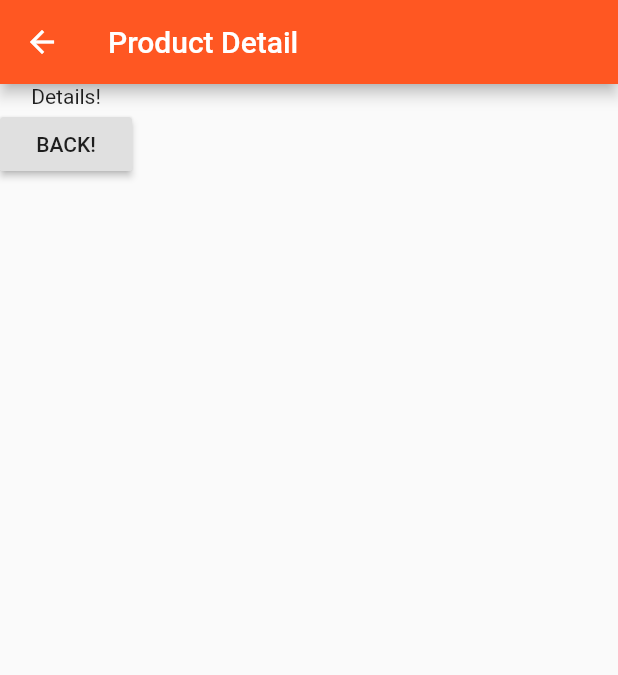
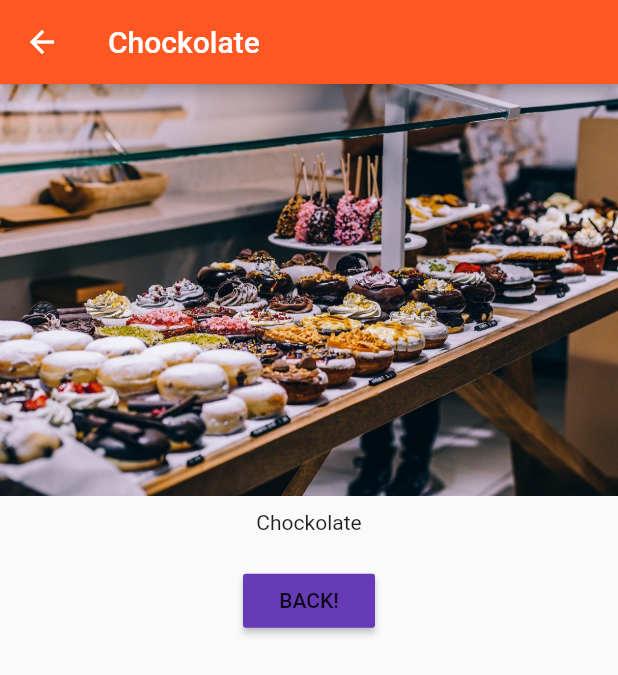
Before and after one commit to vitcool/flutter_course, a Flutter app: the screen it shows after launch, after a tap on "Add product", after a tap on "Details", on a phone screen of 412 x 824 dp. Shown: the top 675 px of the screen. Run offline on Flutter 3.47's test engine with Material 2 defaults, Android fonts, the phone set to English and light mode, and no system bars.

Commit message:
FC-9: new map is added

```diff
--- a/lib/pages/product.dart
+++ b/lib/pages/product.dart
@@ -1,19 +1,31 @@
 import 'package:flutter/material.dart';
 
 class ProductPage extends StatelessWidget {
+  final String title;
+  final String imageUrl;
+
+  ProductPage(this.title, this.imageUrl);
+
   @override
   Widget build(BuildContext context) {
     return Scaffold(
       appBar: AppBar(
-        title: Text('Product Detail'),
+        title: Text(title),
       ),
-      body: Column(
+      body: Center(
+          child: (Column(
+        crossAxisAlignment: CrossAxisAlignment.center,
         children: <Widget>[
-          Text('Details!'),
-          RaisedButton(
-              child: Text('BACK!'), onPressed: () => Navigator.pop(context))
+          Image.asset(imageUrl),
+          Container(padding: EdgeInsets.all(10), child: Text(title)),
+          Container(
+              padding: EdgeInsets.all(10),
+              child: RaisedButton(
+                  color: Theme.of(context).accentColor,
+                  child: Text('BACK!'),
+                  onPressed: () => Navigator.pop(context)))
         ],
-      ),
+      ))),
     );
   }
 }
--- a/lib/product_control.dart
+++ b/lib/product_control.dart
@@ -9,7 +9,7 @@ class ProductControl extends StatelessWidget {
     return RaisedButton(
         color: Theme.of(context).primaryColor,
         onPressed: () {
-          addProduct('Sweets');
+          addProduct({'title': 'Chockolate', 'image': 'assets/food.jpeg'});
         },
         child: Text('Add product'));
   }
--- a/lib/product_manager.dart
+++ b/lib/product_manager.dart
@@ -4,7 +4,7 @@ import './products.dart';
 import './product_control.dart';
 
 class ProductManager extends StatefulWidget {
-  final String startingProduct;
+  final Map<String, String> startingProduct;
 
   ProductManager({this.startingProduct});
 
@@ -15,9 +15,9 @@ class ProductManager extends StatefulWidget {
 }
 
 class _ProductManagerState extends State<ProductManager> {
-  List<String> _products = [];
+  List<Map<String, String>> _products = [];
 
-  void _addProduct(String product) {
+  void _addProduct(Map<String, String> product) {
     setState(() {
       _products.add(product);
     });
--- a/lib/products.dart
+++ b/lib/products.dart
@@ -3,7 +3,7 @@ import 'package:flutter/material.dart';
 import './pages/product.dart';
 
 class Products extends StatelessWidget {
-  final List<String> products;
+  final List<Map<String, String>> products;
 
   Products([this.products = const []]);
 
@@ -11,8 +11,8 @@ class Products extends StatelessWidget {
     return Card(
       child: Column(
         children: <Widget>[
-          Image.asset('assets/food.jpeg'),
-          Text(products[index]),
+          Image.asset(products[index]['image']),
+          Text(products[index]['title']),
           ButtonBar(
             alignment: MainAxisAlignment.center,
             children: <Widget>[
@@ -21,7 +21,9 @@ class Products extends StatelessWidget {
                   onPressed: () => Navigator.push(
                       context,
                       MaterialPageRoute(
-                          builder: (BuildContext context) => ProductPage())))
+                          builder: (BuildContext context) => ProductPage(
+                              products[index]['title'],
+                              products[index]['image']))))
             ],
           )
         ],
```
